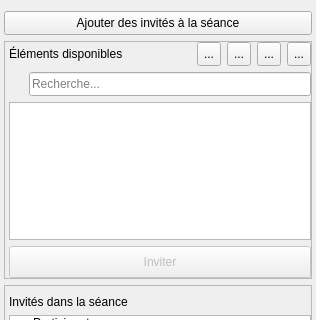
introlab/openteraplus, file client/src/widgets/SessionInviteWidget.ui: the form before one commit; both pictures show x 0 to 316 and y 0 to 320 of the 316 by 529 pixel window.
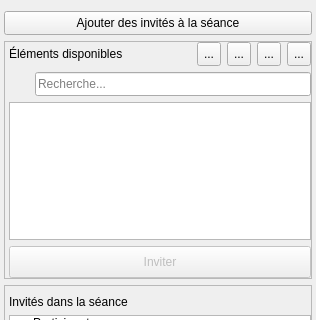
The form after the commit. Icons and pictures are not drawn.

```diff
--- a/client/src/widgets/SessionInviteWidget.ui
+++ b/client/src/widgets/SessionInviteWidget.ui
@@ -253,7 +253,7 @@
         </property>
         <layout class="QHBoxLayout" name="horizontalLayout_2">
          <property name="spacing">
-          <number>0</number>
+          <number>6</number>
          </property>
          <property name="leftMargin">
           <number>0</number>
```
